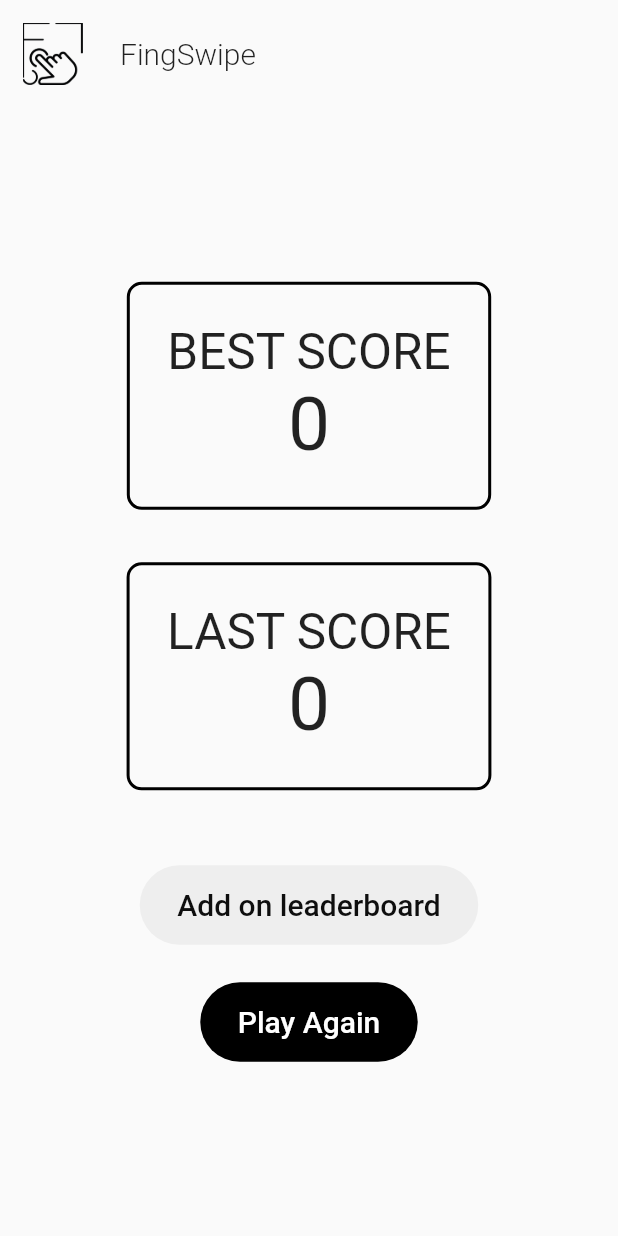
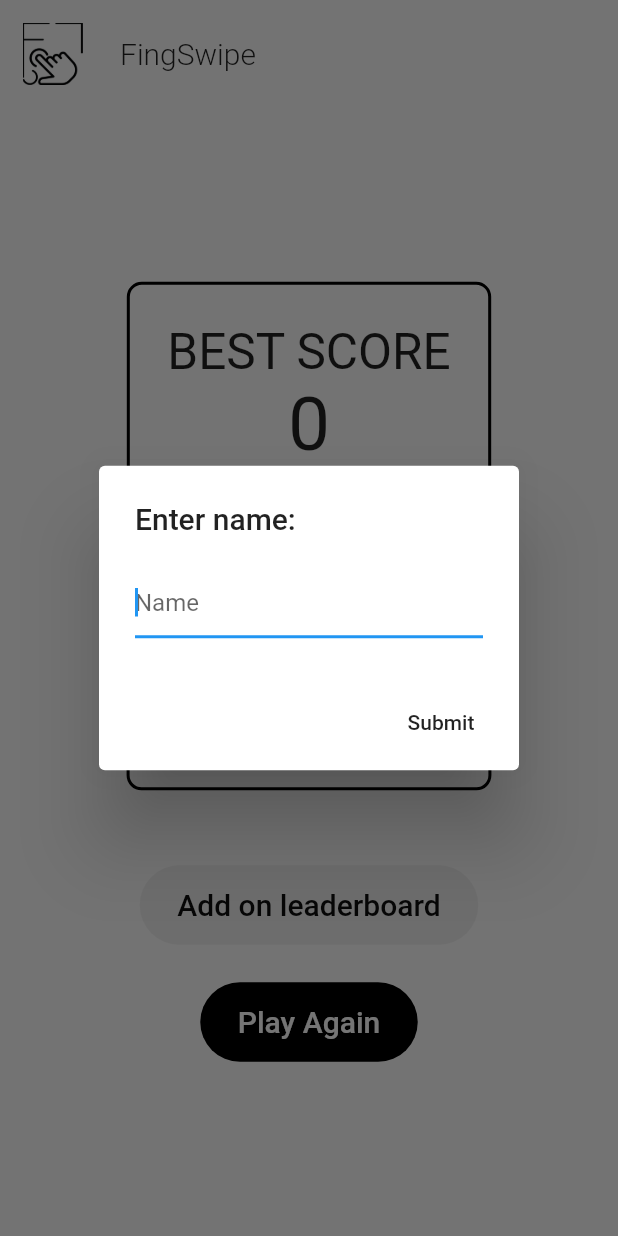
Before and after one commit to Germain-L/WORKSHOP-B1, a Flutter app: the NormalEnd screen opened by its route, after a tap on "Add on leaderboard", on a phone screen of 412 x 824 dp. Run offline on Flutter 3.47's test engine with Material 2 defaults, Android fonts, the phone set to English and light mode, and no system bars; our stand-ins replace audioplayers, flutter_animation_progress_bar, flutter_svg, line_icons, shared_preferences; missing offline and left inert: simple_gesture_detector; accounts and stored records are empty.

Commit message:
name popup done

```diff
--- a/fingSwipeV2/lib/pages/end/normal.dart
+++ b/fingSwipeV2/lib/pages/end/normal.dart
@@ -33,6 +33,7 @@ class _NormalEndState extends State<NormalEnd> {
     }
 
     return Scaffold(
+      resizeToAvoidBottomInset: false,
       appBar: CustomAppBar(),
       body: SizedBox.expand(
         child: Center(
@@ -117,15 +118,31 @@ class _NormalEndState extends State<NormalEnd> {
                       bottom: 15.0, top: 15.0, left: 25.0, right: 25.0),
                   splashColor: Color(0xFFEDEDED),
                   onPressed: () {
-                    SimpleDialog(
-                      elevation: 10,
-                      children: [
-                        TextField(),
-                        FlatButton(
-                          onPressed: () {},
-                          child: Text('Save'),
-                        ),
-                      ],
+                    showDialog(
+                      context: context,
+                      builder: (BuildContext context) {
+                        TextEditingController nameController =
+                            TextEditingController();
+                        return AlertDialog(
+                          title: Text("Enter name:"),
+                          content: TextField(
+                            autocorrect: true,
+                            autofocus: true,
+                            decoration: InputDecoration(
+                              hintText: "Name",
+                            ),
+                          ),
+                          actions: [
+                            FlatButton(
+                              onPressed: () {
+                                score.store(nameController.text, game.score);
+                                Navigator.pop(context);
+                              },
+                              child: Text('Submit'),
+                            )
+                          ],
+                        );
+                      },
                     );
                   },
                   child: Text(
```
Also changed, not shown: fingSwipeV2/lib/providers/score_provider.dart (+9 -2 lines).
